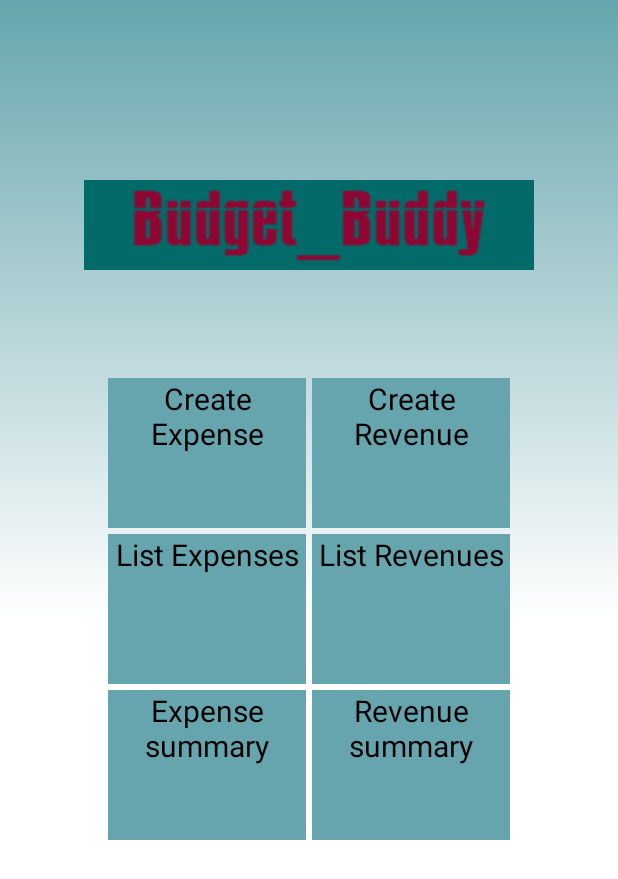
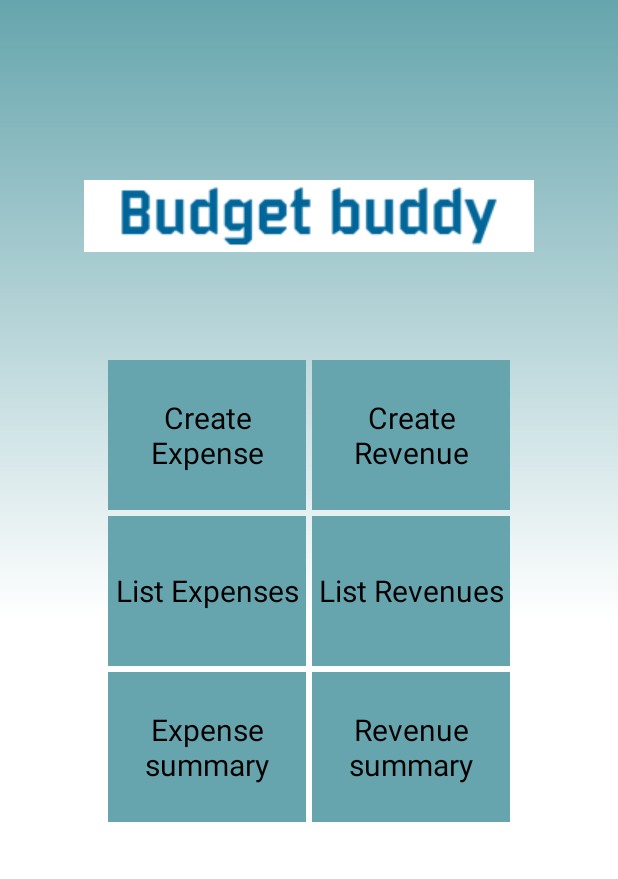
Before and after one commit to taani07/Budget_buddy, an Android app: the screen it shows after launch (MainActivity), on a phone screen of 412 x 824 dp. Shown: the top 879 px of the screen. Run offline under Robolectric (Android 15) with nearby library versions, the light colour scheme and no system bars.

Commit message:
Final layout fixing

```diff
--- a/app/src/main/res/layout/activity_main.xml
+++ b/app/src/main/res/layout/activity_main.xml
@@ -13,7 +13,7 @@
         android:layout_height="wrap_content"
         android:layout_marginTop="120dp"
         >
-
+        <!--Citation[2]-->
         <TextView
             android:id="@+id/text12"
             android:layout_width="wrap_content"
--- a/app/src/main/res/layout/menubutton.xml
+++ b/app/src/main/res/layout/menubutton.xml
@@ -11,7 +11,7 @@
         android:id="@+id/btnMenu"
         android:background="#66A5AD"
         android:layout_margin="2dp"
-        android:textAlignment="center"
+        android:gravity="center"
         android:textSize="20dp"
         android:textColor="@color/colorBlack"
 
```
Also changed, not shown: app/src/main/res/drawable/logo.png.
